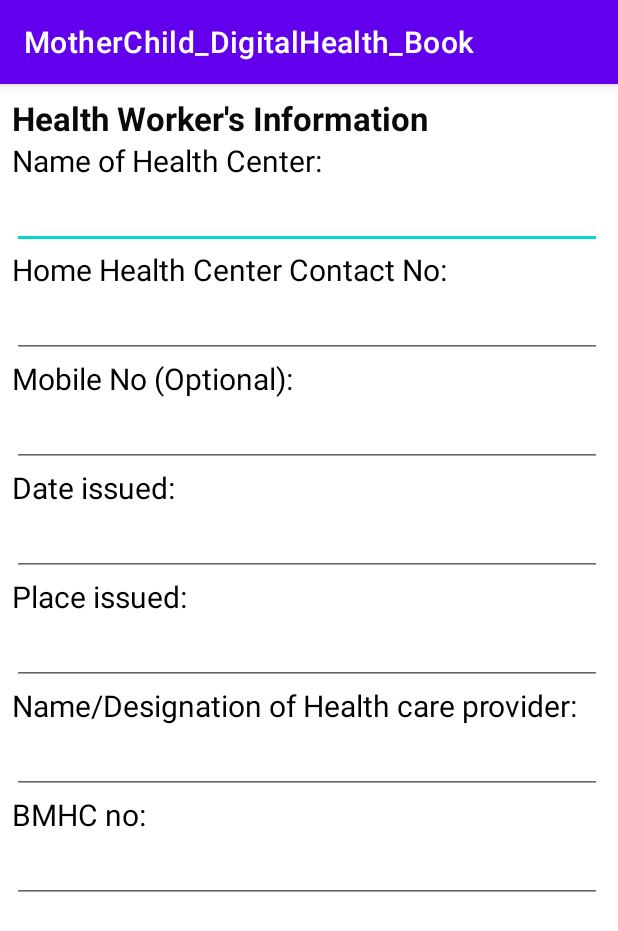
After one commit to penjorkinley/ToDoTask, an Android app: the HeathWorkers_Info screen opened directly, with no data from a screen before it, on a phone screen of 412 x 824 dp. The commit adds this screen. Shown: the top 931 px of the screen. Run offline under Robolectric (Android 15) with nearby library versions, the phone set to English and light mode, and no system bars.

Commit message:
added health care info design

```diff
--- a/app/src/main/AndroidManifest.xml
+++ b/app/src/main/AndroidManifest.xml
@@ -16,6 +16,9 @@
         android:supportsRtl="true"
         android:theme="@style/Theme.MotherChild_DigitalHealth_Book"
         tools:targetApi="31">
+        <activity
+            android:name=".HeathWorkers_Info"
+            android:exported="false" />
         <activity
             android:name=".EducationalInfo_Homepage"
             android:exported="false" />
--- /dev/null
+++ b/app/src/main/java/com/example/motherchild_digitalhealth_book/HeathWorkers_Info.java
@@ -0,0 +1,14 @@
+package com.example.motherchild_digitalhealth_book;
+
+import androidx.appcompat.app.AppCompatActivity;
+
+import android.os.Bundle;
+
+public class HeathWorkers_Info extends AppCompatActivity {
+
+    @Override
+    protected void onCreate(Bundle savedInstanceState) {
+        super.onCreate(savedInstanceState);
+        setContentView(R.layout.activity_heath_workers_info);
+    }
+}
--- /dev/null
+++ b/app/src/main/res/layout/activity_heath_workers_info.xml
@@ -0,0 +1,166 @@
+<?xml version="1.0" encoding="utf-8"?>
+<ScrollView xmlns:android="http://schemas.android.com/apk/res/android"
+    xmlns:tools="http://schemas.android.com/tools"
+    android:layout_width="match_parent"
+    android:layout_height="match_parent"
+    tools:context=".MothersHealthInfo">
+
+
+    <RelativeLayout
+        android:layout_width="409dp"
+        android:layout_height="729dp"
+        tools:layout_editor_absoluteX="1dp"
+        tools:layout_editor_absoluteY="1dp"
+        android:padding="8dp">
+
+        <TextView
+            android:id="@+id/topic1"
+            android:layout_width="match_parent"
+            android:layout_height="wrap_content"
+            android:text="Health Worker's Information"
+            android:textColor="#090909"
+            android:textSize="22sp"
+            android:textStyle="bold" />
+
+        <TextView
+        android:id="@+id/nameofcenter"
+        android:layout_width="400dp"
+        android:layout_height="wrap_content"
+        android:layout_below="@+id/topic1"
+        android:ems="10"
+        android:textSize="20sp"
+            android:textColor="@color/black"
+        android:text="@string/name_of_health_center" />
+
+        <EditText
+            android:id="@+id/blank"
+            android:layout_width="400dp"
+            android:layout_height="wrap_content"
+            android:layout_below="@+id/nameofcenter"
+            android:ems="10"
+            android:inputType="textPersonName"
+            android:text="" />
+
+        <TextView
+            android:id="@+id/hcentercontno"
+            android:layout_width="400dp"
+            android:layout_height="wrap_content"
+            android:layout_below="@+id/blank"
+            android:ems="10"
+            android:textColor="@color/black"
+            android:textSize="20sp"
+            android:text="@string/home_health_center_contact_no" />
+
+        <EditText
+            android:id="@+id/blank1"
+            android:layout_width="400dp"
+            android:layout_height="wrap_content"
+            android:layout_below="@+id/hcentercontno"
+            android:ems="10"
+            android:inputType="textPersonName"
+            android:text="" />
+
+        <TextView
+            android:id="@+id/mobileno"
+            android:layout_width="400dp"
+            android:layout_height="wrap_content"
+            android:layout_below="@+id/blank1"
+            android:ems="10"
+            android:textColor="@color/black"
+            android:textSize="20sp"
+            android:text="@string/mobile_no_optional" />
+
+        <EditText
+            android:id="@+id/blank2"
+            android:layout_width="400dp"
+            android:layout_height="wrap_content"
+            android:layout_below="@+id/mobileno"
+            android:ems="10"
+            android:inputType="textPersonName"
+            android:text="" />
+
+        <TextView
+            android:id="@+id/issuedate"
+            android:layout_width="400dp"
+            android:layout_height="wrap_content"
+            android:layout_below="@+id/blank2"
+            android:ems="10"
+            android:textColor="@color/black"
+            android:textSize="20sp"
+            android:text="@string/date_issued" />
+
+        <EditText
+            android:id="@+id/blank3"
+            android:layout_width="400dp"
+            android:layout_height="wrap_content"
+            android:layout_below="@+id/issuedate"
+            android:ems="10"
+            android:inputType="textPersonName"
+            android:text="" />
+
+        <TextView
+            android:id="@+id/issuedplace"
+            android:layout_width="400dp"
+            android:layout_height="wrap_content"
+            android:layout_below="@+id/blank3"
+            android:ems="10"
+            android:textColor="@color/black"
+            android:textSize="20sp"
+            android:text="@string/place_issued" />
+
+        <EditText
+            android:id="@+id/blank4"
+            android:layout_width="400dp"
+            android:layout_height="wrap_content"
+            android:layout_below="@+id/issuedplace"
+            android:ems="10"
+            android:inputType="textPersonName"
+            android:text="" />
+
+        <TextView
+            android:id="@+id/nameofhcareprovider"
+            android:layout_width="400dp"
+            android:layout_height="wrap_content"
+            android:layout_below="@+id/blank4"
+            android:ems="10"
+            android:textColor="@color/black"
+            android:textSize="20sp"
+            android:text="Name/Designation of Health care provider:" />
+
+        <EditText
+            android:id="@+id/blank5"
+            android:layout_width="400dp"
+            android:layout_height="wrap_content"
+            android:layout_below="@+id/nameofhcareprovider"
+            android:ems="10"
+            android:inputType="textPersonName"
+            android:text="" />
+
+        <TextView
+            android:id="@+id/bmhcno"
+            android:layout_width="400dp"
+            android:layout_height="wrap_content"
+            android:layout_below="@+id/blank5"
+            android:ems="10"
+            android:textColor="@color/black"
+            android:textSize="20sp"
+            android:text="BMHC no:" />
+
+        <EditText
+            android:id="@+id/blank6"
+            android:layout_width="400dp"
+            android:layout_height="wrap_content"
+            android:layout_below="@+id/bmhcno"
+            android:ems="10"
+            android:inputType="textPersonName"
+            android:text="" />
+
+
+
+
+
+
+    </RelativeLayout>
+
+
+</ScrollView>
--- a/app/src/main/res/values/strings.xml
+++ b/app/src/main/res/values/strings.xml
@@ -152,5 +152,10 @@
     <string name="breastfeeding">Breastfeeding Tips</string>
     <string name="caringnb">Caring For Newborn Child</string>
     <string name="todo">TODO</string>
+    <string name="name_of_health_center">Name of Health Center:</string>
+    <string name="home_health_center_contact_no">Home Health Center Contact No:</string>
+    <string name="mobile_no_optional">Mobile No (Optional):</string>
+    <string name="date_issued">Date issued:</string>
+    <string name="place_issued">Place issued:</string>
 
 </resources>
```
